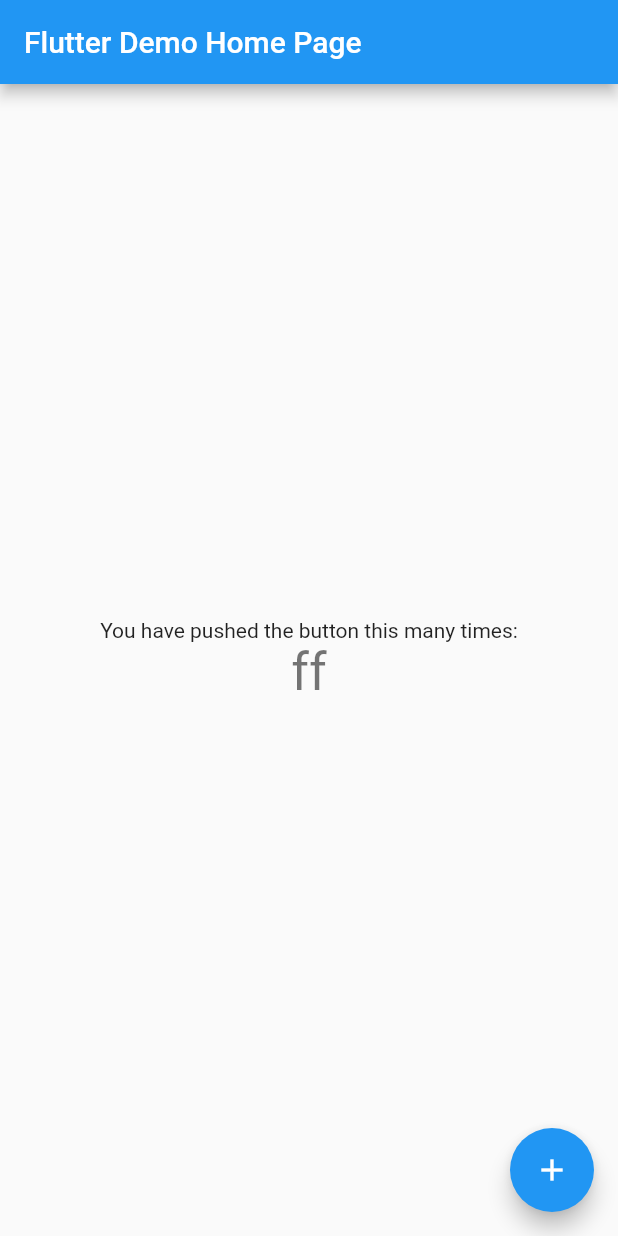
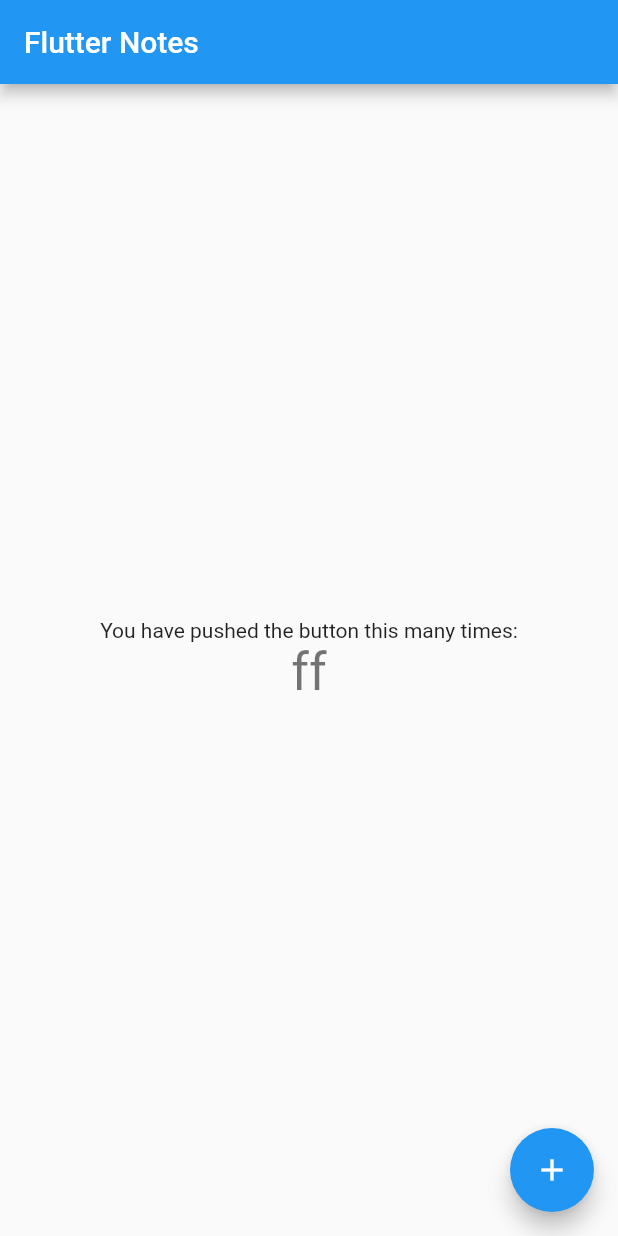
Before and after one commit to hackindroid/Notes-App-Flutter, a Flutter app: the screen it shows after launch, on a phone screen of 412 x 824 dp. Run offline on Flutter 3.47's test engine with Material 2 defaults, Android fonts, the phone set to English and light mode, and no system bars.

Commit message:
Notes Icon

```diff
--- a/lib/main.dart
+++ b/lib/main.dart
@@ -19,9 +19,9 @@ class MyApp extends StatelessWidget {
         // counter didn't reset back to zero; the application is not restarted.
         primarySwatch: Colors.blue,
       ),
-      home: new MyHomePage(title: 'Flutter Demo Home Page'),
+      home: new MyHomePage(title: 'Flutter Notes'),
       routes: <String, WidgetBuilder>{
-        '/addNotes': (BuildContext context) => new NotesPage(title: 'page A'),
+        '/addNotes': (BuildContext context) => new NotesPage(title: 'Take Note'),
       },
     );
   }
@@ -31,11 +31,18 @@ class NotesPage extends StatelessWidget {
   final String title;
   NotesPage({this.title});
 
+  void _save() {
+
+  }
+
   @override
   Widget build(BuildContext context) {
     return new Scaffold(
       appBar: new AppBar(
         title: new Text(title),
+        actions: <Widget>[
+          new IconButton(icon: new Icon(Icons.save), tooltip: 'Save Note',onPressed: _save),
+        ],
       ),
       body:
       new Center(
```
